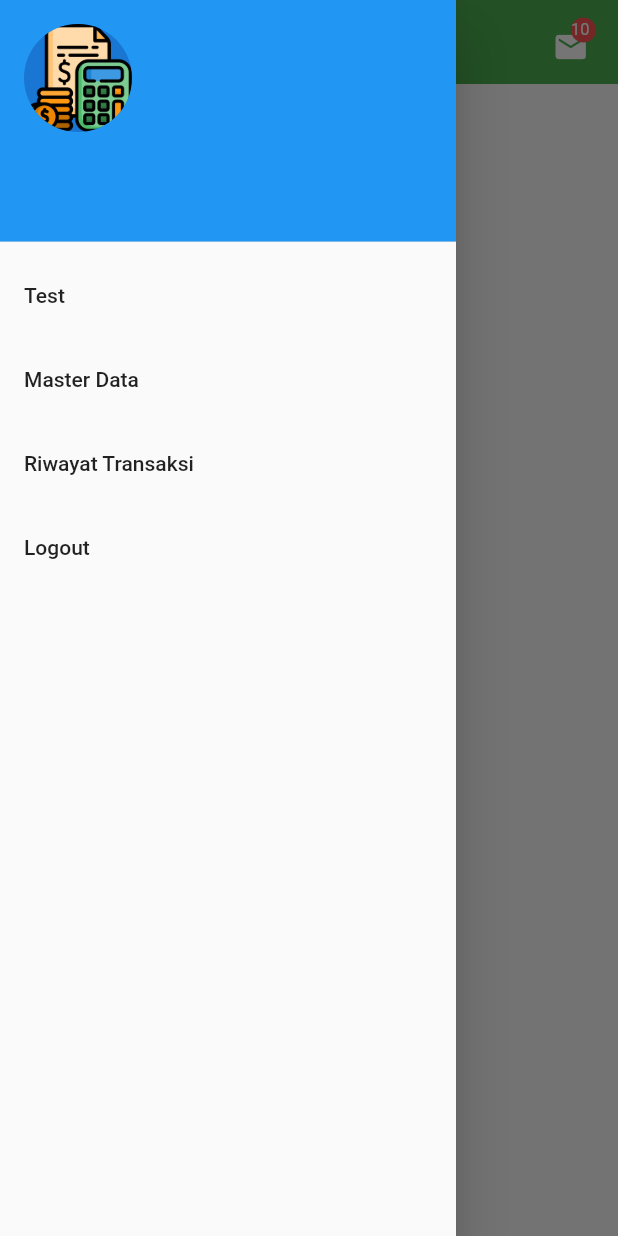
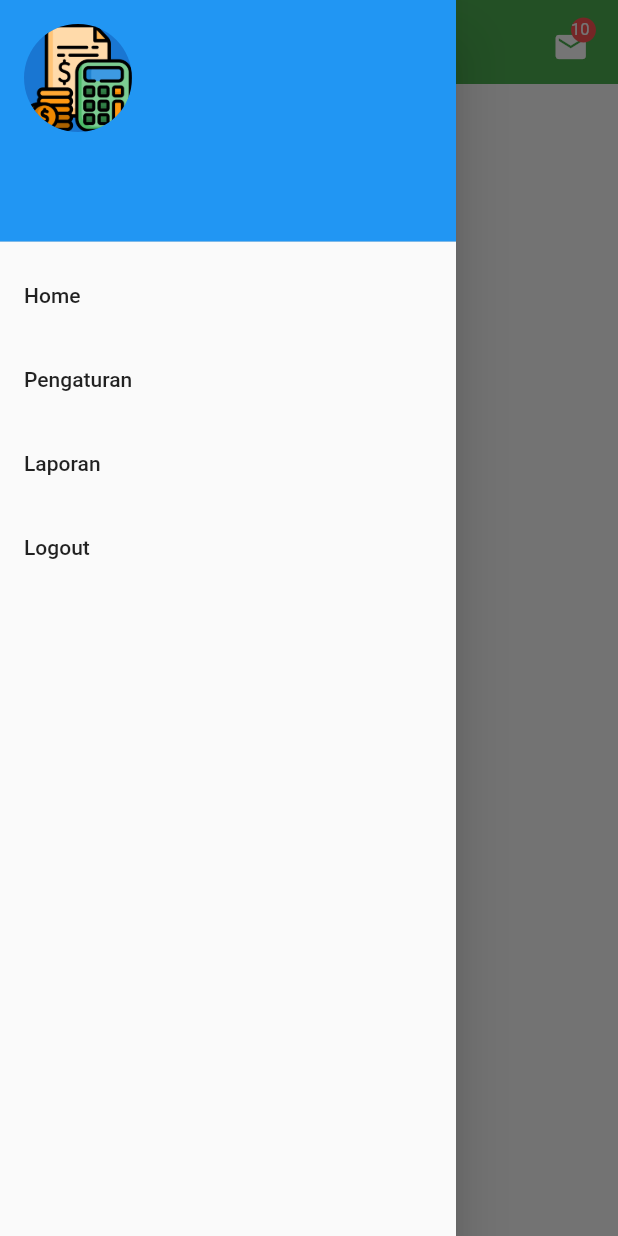
Before and after one commit to setia1011/gajiku, a Flutter app: the Client screen opened by its route, with the side drawer open, on a phone screen of 412 x 824 dp. Run offline on Flutter 3.47's test engine with Material 2 defaults, Android fonts, the phone set to English and light mode, and no system bars; our stand-ins replace equatable, flutter_bloc, shared_preferences; accounts and stored records are empty.

Commit message:
Minor update, remove unnecessaries codes

```diff
--- a/lib/presentations/ui/client/client.dart
+++ b/lib/presentations/ui/client/client.dart
@@ -14,8 +14,6 @@ class _ClientState extends State<Client> {
   String notif = "10";
   String _name = "";
   String _email = "";
-  String _username = "";
-
 
   getPref() async {
     SharedPreferences prefs = await SharedPreferences.getInstance();
@@ -94,24 +92,26 @@ class _ClientState extends State<Client> {
               ),
             ),
             ListTile(
-              title: Text("Test"),
+              title: Text("Home"),
               onTap: () {
-                Navigator.of(context).pushNamed('/test');
+                Navigator.of(context).pushNamed('/client');
               },
             ),
             ListTile(
-              title: const Text("Master Data"),
+              title: const Text("Pengaturan"),
               onTap: () {
-                Navigator.of(context).pushNamed('/profile');
+                Navigator.of(context).pushNamed('/settings');
               },
             ),
             ListTile(
-              title: Text("Riwayat Transaksi"),
+              title: Text("Laporan"),
               onTap: () {},
             ),
             ListTile(
               title: Text("Logout"),
-              onTap: () {},
+              onTap: () {
+                Navigator.of(context).pushNamed('/');
+              },
             )
           ],
         ),
```
